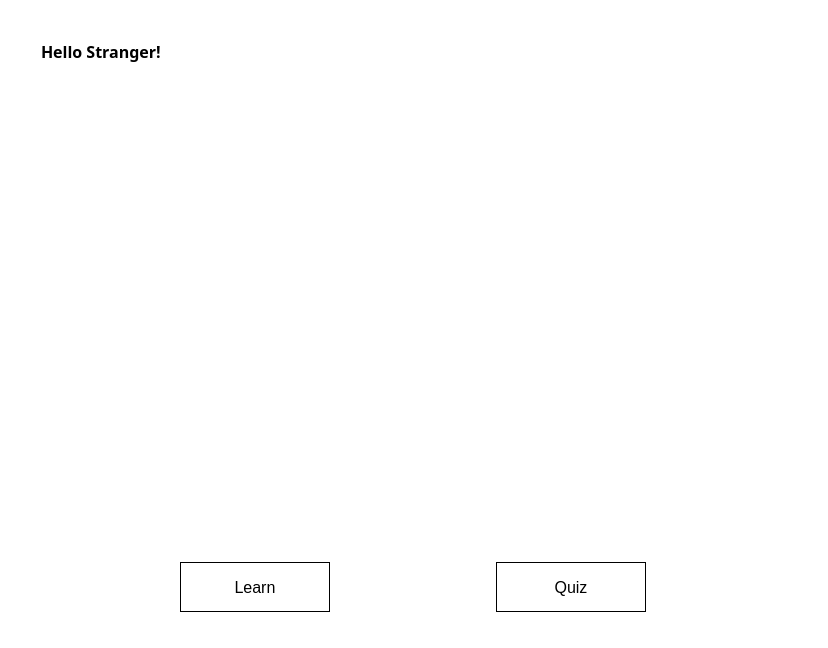
This is screen/_ui/nav_screen.ui in pranav1416/elixir-math-quiz as Qt 5 draws it before an edit. The edited form follows.
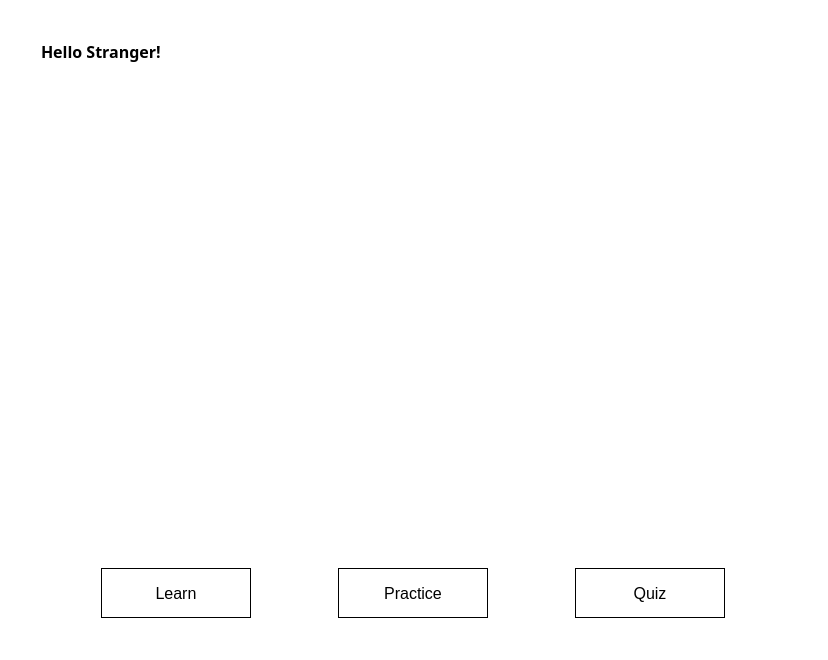
This is the edited form. Icons and pictures are not drawn.

```diff
--- a/screen/_ui/nav_screen.ui
+++ b/screen/_ui/nav_screen.ui
@@ -7,7 +7,7 @@
     <x>0</x>
     <y>0</y>
     <width>828</width>
-    <height>594</height>
+    <height>660</height>
    </rect>
   </property>
   <property name="windowTitle">
@@ -169,6 +169,35 @@
         </property>
        </widget>
       </item>
+      <item>
+       <widget class="QPushButton" name="practiceBtn">
+        <property name="maximumSize">
+         <size>
+          <width>150</width>
+          <height>50</height>
+         </size>
+        </property>
+        <property name="font">
+         <font>
+          <family>Microsoft JhengHei UI</family>
+          <pointsize>12</pointsize>
+         </font>
+        </property>
+        <property name="styleSheet">
+         <string notr="true">QPushButton{	
+color: rgb(0, 0, 0);	background-color: rgb(255, 255, 255);
+border:1px solid;
+}
+QPushButton:hover{
+	color: rgb(255, 255, 255);
+	background-color: rgb(0,0,0);
+}</string>
+        </property>
+        <property name="text">
+         <string>Practice</string>
+        </property>
+       </widget>
+      </item>
       <item>
        <widget class="QPushButton" name="quizBtn">
         <property name="maximumSize">
```
